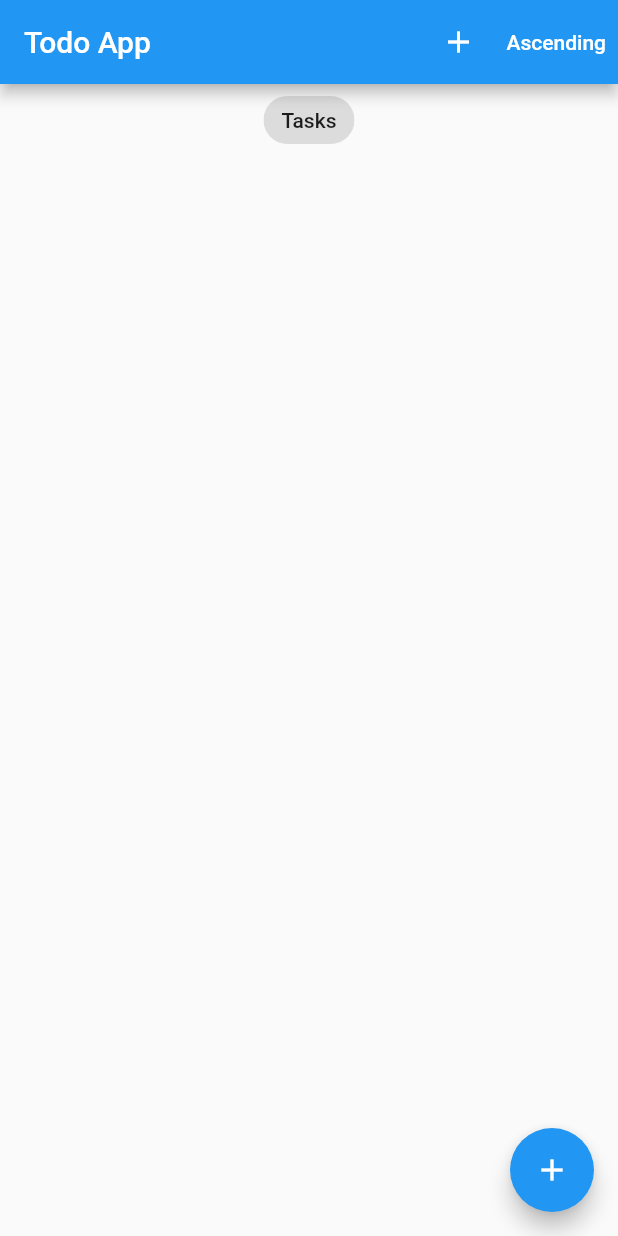
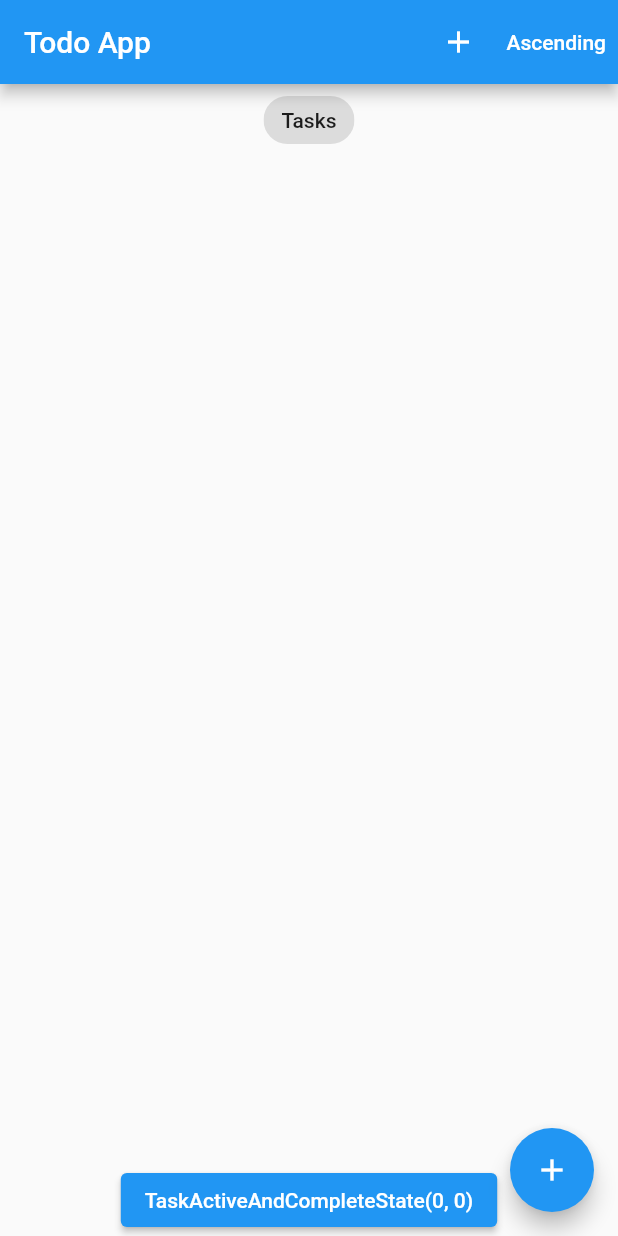
Before and after one commit to Hassan-Ghasemzadeh/testproject, a Flutter app: the screen it shows after launch, on a phone screen of 412 x 824 dp. Run offline on Flutter 3.47's test engine with Material 2 defaults, Android fonts, the phone set to English and light mode, and no system bars; our stand-ins replace bloc, equatable, flutter_bloc, get_it; missing offline and left inert: dart:ffi.

Commit message:
afew file edited

```diff
--- /dev/null
+++ b/lib/src/core/utils/task_state.dart
@@ -0,0 +1,17 @@
+// ignore_for_file: public_member_api_docs, sort_constructors_first
+import 'dart:ffi';
+
+import 'package:equatable/equatable.dart';
+
+class TaskActiveAndCompleteState extends Equatable {
+  final int activeTask;
+
+  final int completedTask;
+  const TaskActiveAndCompleteState({
+    required this.activeTask,
+    required this.completedTask,
+  });
+
+  @override
+  List<Object?> get props => [activeTask, completedTask];
+}
--- /dev/null
+++ b/lib/src/core/utils/usecase_util/no_param_usecase_util.dart
@@ -0,0 +1,3 @@
+abstract class UseCase<T, P> {
+  Future<P> invoke(T t);
+}
--- a/lib/src/data/repositories/base_repository.dart
+++ b/lib/src/data/repositories/base_repository.dart
@@ -1,3 +1,4 @@
+import 'package:testproject/src/core/utils/task_state.dart';
 import 'package:testproject/src/data/models/task.dart';
 
 abstract class ITaskRepository {
@@ -6,4 +7,7 @@ abstract class ITaskRepository {
   Future<List<Task>> toggleCheckBox(List<Task> tasks, Task task);
 
   Future<List<Task>> delete(List<Task> tasks, Task task);
+
+  Future<TaskActiveAndCompleteState> getActiveAndCompleteTaskState(
+      List<Task> tasks);
 }
--- /dev/null
+++ b/lib/src/domain/usecases/get_active_and_complete_task_status.dart
@@ -0,0 +1,16 @@
+import 'package:testproject/src/core/utils/task_state.dart';
+
+import '../../core/utils/usecase_util/no_param_usecase_util.dart';
+import '../../data/models/task.dart';
+import '../repositories/task_repo_impl.dart';
+
+class GetStatusUseCase extends UseCase<List<Task>, TaskActiveAndCompleteState> {
+  final TaskRepositoryImpl repo;
+
+  GetStatusUseCase(this.repo);
+
+  @override
+  Future<TaskActiveAndCompleteState> invoke(List<Task> t) async {
+    return repo.getActiveAndCompleteTaskState(t);
+  }
+}
--- a/lib/src/presentation/blocs/bloc/tasks_event.dart
+++ b/lib/src/presentation/blocs/bloc/tasks_event.dart
@@ -37,3 +37,10 @@ class DeleteTask extends TasksEvent {
   @override
   List<Object> get props => [task];
 }
+
+class TaskActiveAndCompleteStatus extends TasksEvent {
+  final List<Task> tasks;
+  const TaskActiveAndCompleteStatus({required this.tasks});
+  @override
+  List<Object> get props => [tasks];
+}
--- a/lib/src/presentation/blocs/bloc/tasks_state.dart
+++ b/lib/src/presentation/blocs/bloc/tasks_state.dart
@@ -1,11 +1,14 @@
+// ignore_for_file: public_member_api_docs, sort_constructors_first
 part of 'tasks_bloc.dart';
 
 class TasksState extends Equatable {
-  final List<Task> tasks;
-
-  const TasksState({
+  List<Task> tasks;
+  TaskActiveAndCompleteState state;
+  TasksState([
     this.tasks = const <Task>[],
-  });
+    this.state =
+        const TaskActiveAndCompleteState(activeTask: 0, completedTask: 0),
+  ]);
 
   @override
   List<Object> get props => [tasks];
--- a/lib/src/presentation/views/home_screen.dart
+++ b/lib/src/presentation/views/home_screen.dart
@@ -1,7 +1,6 @@
 import 'package:flutter/material.dart';
 import 'package:testproject/src/core/utils/tasks_sort.dart';
 import 'package:testproject/src/data/models/task.dart';
-
 import '../blocs/bloc/tasks_bloc.dart';
 import '../blocs/blocs_export.dart';
 import '../widgets/add_task_widget.dart';
@@ -12,11 +11,13 @@ class HomeScreen extends StatelessWidget {
 
   @override
   Widget build(BuildContext context) {
-    return HomeView();
+    return const HomeView();
   }
 }
 
 class HomeView extends StatefulWidget {
+  const HomeView({Key? key}) : super(key: key);
+
   @override
   State<StatefulWidget> createState() => _HomeViewState();
 }
@@ -26,6 +27,11 @@ class _HomeViewState extends State<HomeView> {
   TextEditingController descriptionController = TextEditingController();
 
   bool isAscending = true;
+
+  @override
+  void initState() {
+    super.initState();
+  }
 
   @override
   void dispose() {
@@ -88,7 +94,8 @@ class _HomeViewState extends State<HomeView> {
               const Center(
                 child: Chip(label: Text("Tasks")),
               ),
-              TasksList(tasks: tasks)
+              TasksList(tasks: tasks),
+              ElevatedButton(onPressed: () {}, child: Text('${state.state}'))
             ],
           ),
           floatingActionButton: FloatingActionButton(
--- a/lib/src/presentation/widgets/tasks_list_widget.dart
+++ b/lib/src/presentation/widgets/tasks_list_widget.dart
@@ -1,3 +1,4 @@
+// ignore_for_file: public_member_api_docs, sort_constructors_first
 import 'package:flutter/material.dart';
 import 'package:flutter_bloc/flutter_bloc.dart';
 
@@ -14,11 +15,38 @@ class TasksList extends StatelessWidget {
 
   @override
   Widget build(BuildContext context) {
+    return ListWidget(
+      tasks: tasks,
+    );
+  }
+}
+
+class ListWidget extends StatefulWidget {
+  final List<Task> tasks;
+
+  const ListWidget({
+    Key? key,
+    required this.tasks,
+  }) : super(key: key);
+  @override
+  State<StatefulWidget> createState() {
+    return _ListViewState();
+  }
+}
+
+class _ListViewState extends State<ListWidget> {
+  @override
+  void initState() {
+    super.initState();
+  }
+
+  @override
+  Widget build(BuildContext context) {
     return Expanded(
         child: ListView.builder(
-      itemCount: tasks.length,
+      itemCount: widget.tasks.length,
       itemBuilder: (context, index) {
-        var task = tasks[index];
+        var task = widget.tasks[index];
         return Dismissible(
           key: Key(task.title),
           onDismissed: (direction) {
```
Also changed, not shown: lib/src/data/datasources/task_data_source.dart (+15 -0 lines), lib/src/domain/repositories/task_repo_impl.dart (+8 -1 lines), lib/src/presentation/blocs/bloc/tasks_bloc.dart (+15 -4 lines).
